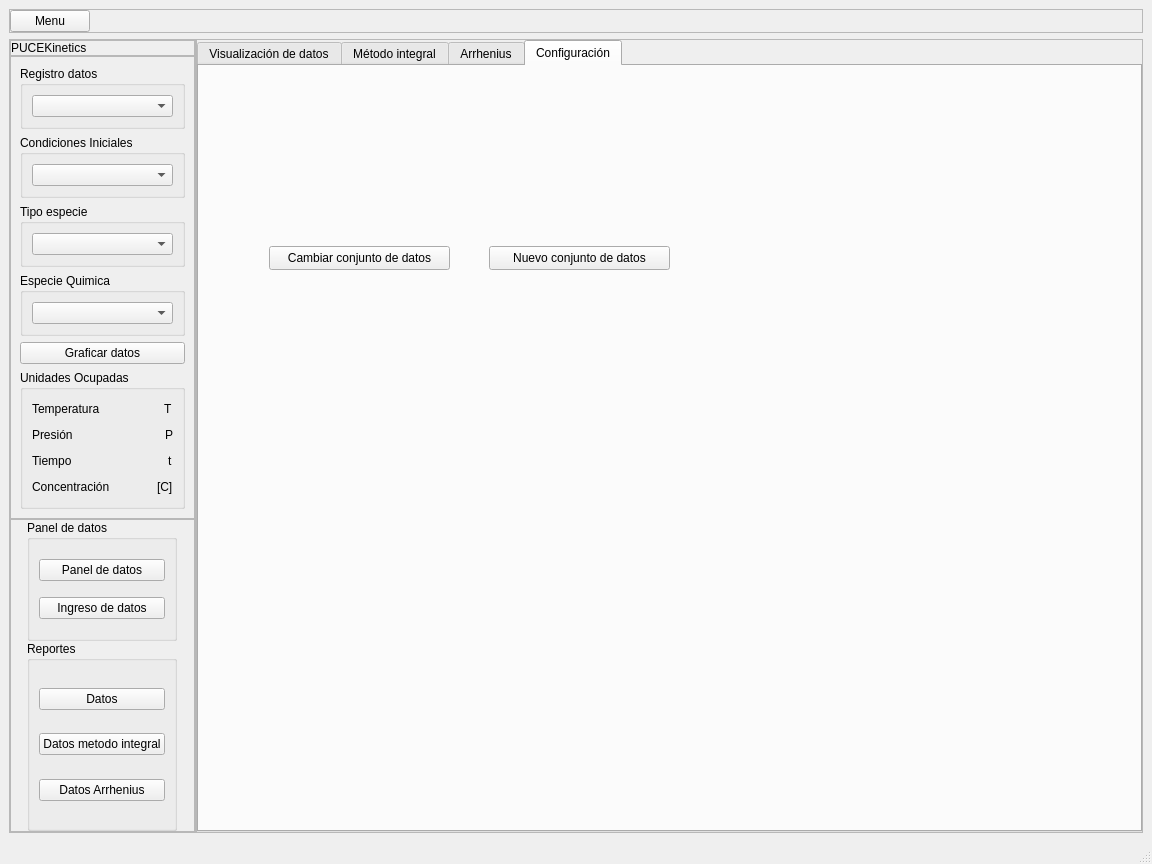
Qt form dashboard_v4.ui (JuandresPUCE/tesis_pyqt_sqlite) before a commit.
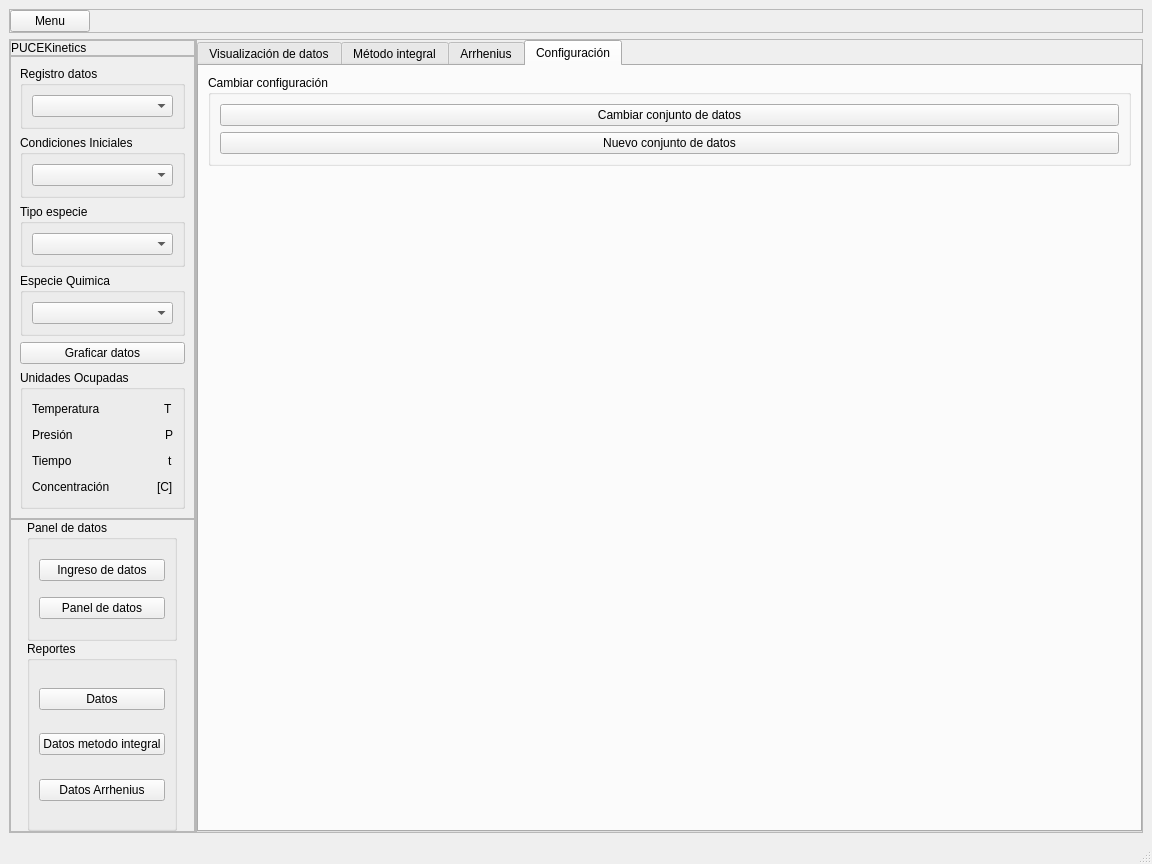
The same form after that commit. The open tabs and pages were chosen to show the change.

The edit to the form file:
```diff
--- a/dashboard_v4.ui
+++ b/dashboard_v4.ui
@@ -466,26 +466,6 @@
                       </property>
                      </spacer>
                     </item>
-                    <item>
-                     <widget class="QPushButton" name="panel_datos_btn">
-                      <property name="text">
-                       <string>Panel de datos</string>
-                      </property>
-                     </widget>
-                    </item>
-                    <item>
-                     <spacer name="verticalSpacer_12">
-                      <property name="orientation">
-                       <enum>Qt::Vertical</enum>
-                      </property>
-                      <property name="sizeHint" stdset="0">
-                       <size>
-                        <width>20</width>
-                        <height>40</height>
-                       </size>
-                      </property>
-                     </spacer>
-                    </item>
                     <item>
                      <widget class="QPushButton" name="ingreso_datos_btn">
                       <property name="text">
@@ -493,6 +473,26 @@
                       </property>
                      </widget>
                     </item>
+                    <item>
+                     <spacer name="verticalSpacer_12">
+                      <property name="orientation">
+                       <enum>Qt::Vertical</enum>
+                      </property>
+                      <property name="sizeHint" stdset="0">
+                       <size>
+                        <width>20</width>
+                        <height>40</height>
+                       </size>
+                      </property>
+                     </spacer>
+                    </item>
+                    <item>
+                     <widget class="QPushButton" name="panel_datos_btn">
+                      <property name="text">
+                       <string>Panel de datos</string>
+                      </property>
+                     </widget>
+                    </item>
                     <item>
                      <spacer name="verticalSpacer_13">
                       <property name="orientation">
@@ -2180,32 +2180,44 @@
              <attribute name="title">
               <string>Configuración</string>
              </attribute>
-             <widget class="QPushButton" name="cambiar_config_btn">
-              <property name="geometry">
-               <rect>
-                <x>70</x>
-                <y>180</y>
-                <width>181</width>
-                <height>24</height>
-               </rect>
-              </property>
-              <property name="text">
-               <string>Cambiar conjunto de datos</string>
-              </property>
-             </widget>
-             <widget class="QPushButton" name="nuevo_archivo_btn">
-              <property name="geometry">
-               <rect>
-                <x>290</x>
-                <y>180</y>
-                <width>181</width>
-                <height>24</height>
-               </rect>
-              </property>
-              <property name="text">
-               <string>Nuevo conjunto de datos</string>
-              </property>
-             </widget>
+             <layout class="QVBoxLayout" name="verticalLayout_23">
+              <item>
+               <widget class="QGroupBox" name="groupBox_24">
+                <property name="title">
+                 <string>Cambiar configuración</string>
+                </property>
+                <layout class="QVBoxLayout" name="verticalLayout_22">
+                 <item>
+                  <widget class="QPushButton" name="cambiar_config_btn">
+                   <property name="text">
+                    <string>Cambiar conjunto de datos</string>
+                   </property>
+                  </widget>
+                 </item>
+                 <item>
+                  <widget class="QPushButton" name="nuevo_archivo_btn">
+                   <property name="text">
+                    <string>Nuevo conjunto de datos</string>
+                   </property>
+                  </widget>
+                 </item>
+                </layout>
+               </widget>
+              </item>
+              <item>
+               <spacer name="verticalSpacer_22">
+                <property name="orientation">
+                 <enum>Qt::Vertical</enum>
+                </property>
+                <property name="sizeHint" stdset="0">
+                 <size>
+                  <width>20</width>
+                  <height>40</height>
+                 </size>
+                </property>
+               </spacer>
+              </item>
+             </layout>
             </widget>
            </widget>
           </item>
```
